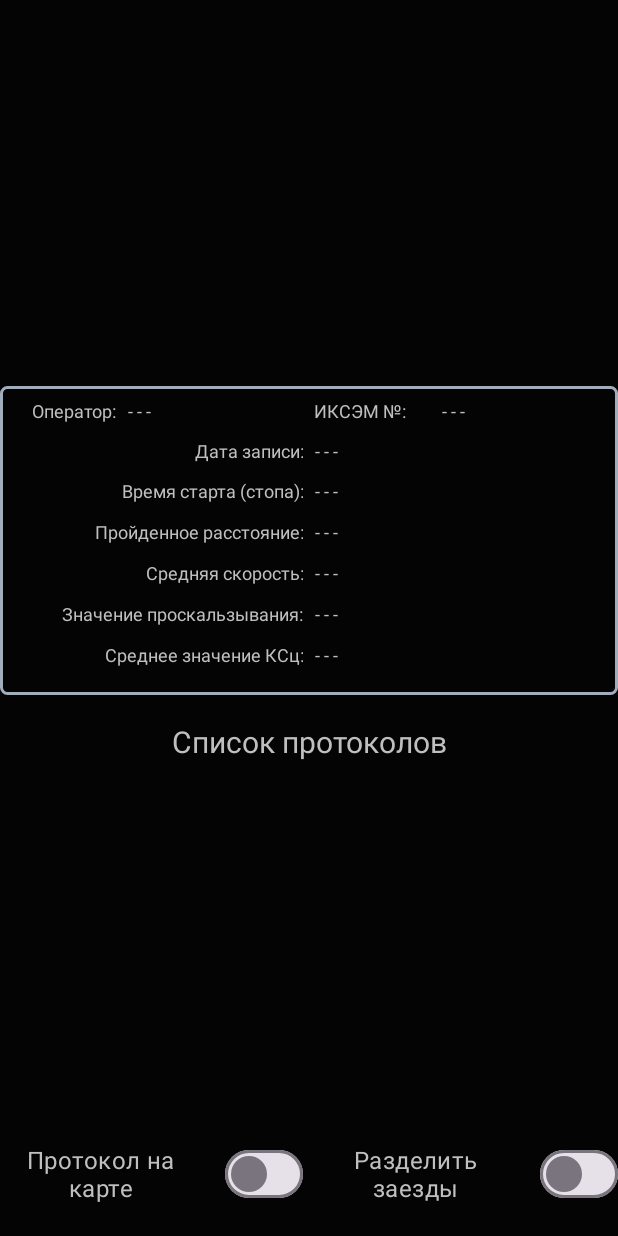
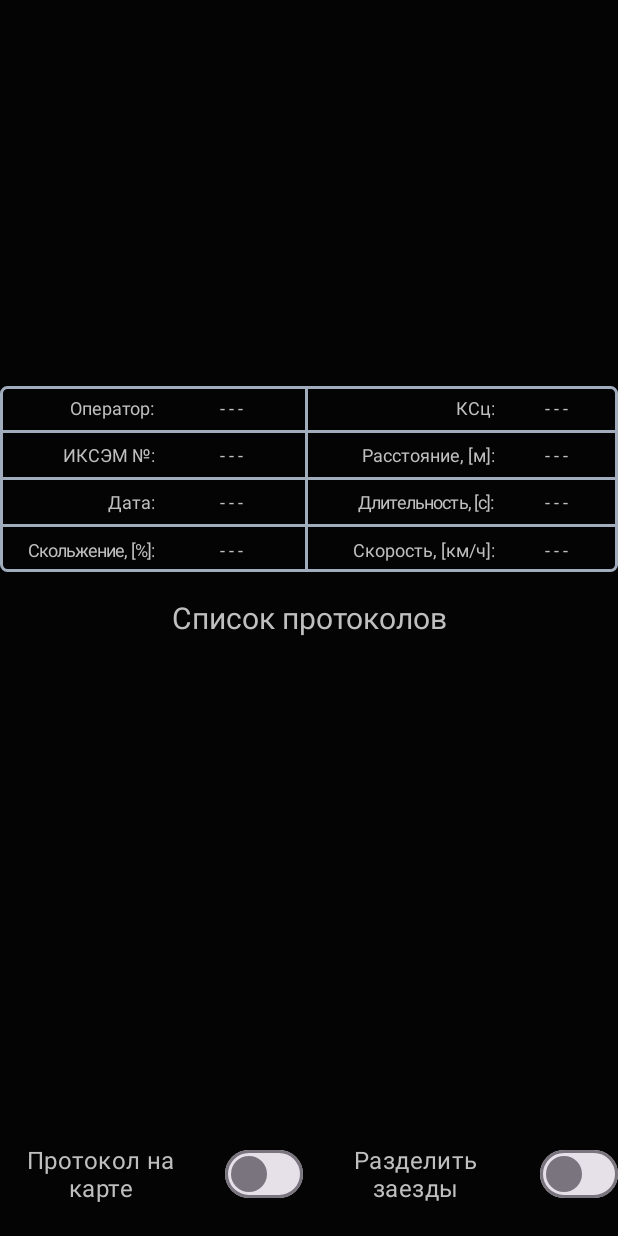
Before and after one commit to mkopichev/iksem_new, an Android app: the fragment ProtocolsFragment shown on its own in the app's theme, on a phone screen of 412 x 824 dp. Run offline under Robolectric (Android 15) with nearby library versions, the phone set to English and light mode, and no system bars.

Commit message:
style issue is under fixing

```diff
--- a/iksem_software/app/src/main/AndroidManifest.xml
+++ b/iksem_software/app/src/main/AndroidManifest.xml
@@ -15,9 +15,8 @@
         <activity
             android:name=".MainActivity"
             android:exported="true"
-            android:label="@string/app_name"
             android:screenOrientation="portrait"
-            tools:ignore="LockedOrientationActivity,RedundantLabel">
+            tools:ignore="LockedOrientationActivity">
             <intent-filter>
                 <action android:name="android.intent.action.MAIN" />
 
@@ -27,7 +26,7 @@
         <activity
             android:name=".CalibrationActivity"
             android:screenOrientation="portrait"
-            tools:ignore="LockedOrientationActivity,RedundantLabel" />
+            tools:ignore="LockedOrientationActivity" />
     </application>
 
 </manifest>
--- a/iksem_software/app/src/main/java/com/iksem/MainActivity.java
+++ b/iksem_software/app/src/main/java/com/iksem/MainActivity.java
@@ -4,6 +4,7 @@ import static com.iksem.R.id.navigation_map;
 
 import android.annotation.SuppressLint;
 import android.os.Bundle;
+import android.widget.Button;
 
 import androidx.appcompat.app.AppCompatActivity;
 import androidx.viewpager2.widget.ViewPager2;
--- /dev/null
+++ b/iksem_software/app/src/main/res/drawable/button_icon.xml
@@ -0,0 +1,4 @@
+<?xml version="1.0" encoding="utf-8"?>
+<selector xmlns:android="http://schemas.android.com/apk/res/android">
+    <item android:color="@color/background_text_disabled" android:state_enabled="false" />
+</selector>
--- /dev/null
+++ b/iksem_software/app/src/main/res/drawable/button_text.xml
@@ -0,0 +1,5 @@
+<?xml version="1.0" encoding="utf-8"?>
+<selector xmlns:android="http://schemas.android.com/apk/res/android">
+    <item android:color="@color/background_text" android:state_enabled="true" />
+    <item android:color="@color/background_text_disabled" android:state_enabled="false" />
+</selector>
--- a/iksem_software/app/src/main/res/layout/activity_calibration.xml
+++ b/iksem_software/app/src/main/res/layout/activity_calibration.xml
@@ -16,7 +16,7 @@
             android:layout_width="match_parent"
             android:layout_height="?attr/actionBarSize"
             android:background="@color/background_over"
-            app:navigationIcon="@drawable/ic_back"
+            app:navigationIcon="@drawable/ic_close"
             app:navigationIconTint="@color/background_text"
             app:title="@string/title_calibration"
             app:titleTextColor="@color/background_text" />
--- a/iksem_software/app/src/main/res/layout/fragment_protocols.xml
+++ b/iksem_software/app/src/main/res/layout/fragment_protocols.xml
@@ -36,12 +36,12 @@
         android:layout_width="match_parent"
         android:layout_height="0dp"
         android:background="@drawable/rounded_box_framed"
+        android:padding="0dp"
         android:gravity="center"
-        android:paddingHorizontal="0dp"
         app:layout_constrainedHeight="true"
         app:layout_constraintBottom_toTopOf="@+id/protocols_list_title"
         app:layout_constraintEnd_toEndOf="parent"
-        app:layout_constraintHeight_percent="0.25"
+        app:layout_constraintHeight_percent="0.15"
         app:layout_constraintStart_toStartOf="parent"
         app:layout_constraintTop_toBottomOf="@id/protocols_plot_area">
 
@@ -53,9 +53,9 @@
             <TextView
                 style="@style/header_text_3"
                 android:layout_width="0dp"
-                android:layout_height="wrap_content"
-                android:layout_marginEnd="4dp"
-                android:layout_weight="0.4"
+                android:layout_height="match_parent"
+                android:layout_weight="0.5"
+                android:background="@drawable/box_b_side_framed"
                 android:gravity="center_vertical|end"
                 android:text="@string/protocols_info_operator" />
 
@@ -63,29 +63,31 @@
                 android:id="@+id/protocols_info_area_operator"
                 style="@style/header_text_3"
                 android:layout_width="0dp"
-                android:layout_height="wrap_content"
-                android:layout_marginHorizontal="4dp"
-                android:layout_weight="0.6"
-                android:gravity="center_vertical|start"
+                android:layout_height="match_parent"
+                android:layout_weight="0.5"
+                android:background="@drawable/box_br_side_framed"
+                android:gravity="center"
+                android:paddingHorizontal="@dimen/activity_horizontal_margin"
                 android:text="@string/unknown_value" />
 
             <TextView
                 style="@style/header_text_3"
                 android:layout_width="0dp"
-                android:layout_height="wrap_content"
-                android:layout_marginHorizontal="4dp"
-                android:layout_weight="0.4"
-                android:gravity="center_vertical|start"
-                android:text="@string/protocols_info_iksem_number" />
+                android:layout_height="match_parent"
+                android:layout_weight="0.6"
+                android:background="@drawable/box_b_side_framed"
+                android:gravity="center_vertical|end"
+                android:text="@string/protocols_info_average_friction" />
 
             <TextView
-                android:id="@+id/protocols_info_area_iksem_number"
+                android:id="@+id/protocols_info_area_average_friction"
                 style="@style/header_text_3"
                 android:layout_width="0dp"
-                android:layout_height="wrap_content"
-                android:layout_marginStart="4dp"
-                android:layout_weight="0.6"
-                android:gravity="center_vertical|start"
+                android:layout_height="match_parent"
+                android:layout_weight="0.4"
+                android:background="@drawable/box_b_side_framed"
+                android:gravity="center"
+                android:paddingHorizontal="@dimen/activity_horizontal_margin"
                 android:text="@string/unknown_value" />
 
         </TableRow>
@@ -98,20 +100,41 @@
             <TextView
                 style="@style/header_text_3"
                 android:layout_width="0dp"
-                android:layout_height="wrap_content"
-                android:layout_marginEnd="4dp"
+                android:layout_height="match_parent"
                 android:layout_weight="0.5"
+                android:background="@drawable/box_b_side_framed"
                 android:gravity="center_vertical|end"
-                android:text="@string/protocols_info_date" />
+                android:text="@string/protocols_info_iksem_number" />
 
             <TextView
-                android:id="@+id/protocols_info_area_date"
+                android:id="@+id/protocols_info_area_iksem_number"
                 style="@style/header_text_3"
                 android:layout_width="0dp"
-                android:layout_height="wrap_content"
-                android:layout_marginStart="4dp"
+                android:layout_height="match_parent"
                 android:layout_weight="0.5"
-                android:gravity="center_vertical|start"
+                android:background="@drawable/box_br_side_framed"
+                android:gravity="center"
+                android:paddingHorizontal="@dimen/activity_horizontal_margin"
+                android:text="@string/unknown_value" />
+
+            <TextView
+                style="@style/header_text_3"
+                android:layout_width="0dp"
+                android:layout_height="match_parent"
+                android:layout_weight="0.6"
+                android:background="@drawable/box_b_side_framed"
+                android:gravity="center_vertical|end"
+                android:text="@string/protocols_info_distance" />
+
+            <TextView
+                android:id="@+id/protocols_info_area_distance"
+                style="@style/header_text_3"
+                android:layout_width="0dp"
+                android:layout_height="match_parent"
+                android:layout_weight="0.4"
+                android:background="@drawable/box_b_side_framed"
+                android:gravity="center"
+                android:paddingHorizontal="@dimen/activity_horizontal_margin"
                 android:text="@string/unknown_value" />
 
         </TableRow>
@@ -124,20 +147,42 @@
             <TextView
                 style="@style/header_text_3"
                 android:layout_width="0dp"
-                android:layout_height="wrap_content"
-                android:layout_marginEnd="4dp"
+                android:layout_height="match_parent"
                 android:layout_weight="0.5"
+                android:background="@drawable/box_b_side_framed"
                 android:gravity="center_vertical|end"
+                android:text="@string/protocols_info_date" />
+
+            <TextView
+                android:id="@+id/protocols_info_area_date"
+                style="@style/header_text_3"
+                android:layout_width="0dp"
+                android:layout_height="match_parent"
+                android:layout_weight="0.5"
+                android:background="@drawable/box_br_side_framed"
+                android:gravity="center"
+                android:paddingHorizontal="@dimen/activity_horizontal_margin"
+                android:text="@string/unknown_value" />
+
+            <TextView
+                style="@style/header_text_3"
+                android:layout_width="0dp"
+                android:layout_height="match_parent"
+                android:layout_weight="0.6"
+                android:background="@drawable/box_b_side_framed"
+                android:gravity="center_vertical|end"
+                android:letterSpacing="-0.05"
                 android:text="@string/protocols_info_time" />
 
             <TextView
                 android:id="@+id/protocols_info_area_time"
                 style="@style/header_text_3"
                 android:layout_width="0dp"
-                android:layout_height="wrap_content"
-                android:layout_marginStart="4dp"
-                android:layout_weight="0.5"
-                android:gravity="center_vertical|start"
+                android:layout_height="match_parent"
+                android:layout_weight="0.4"
+                android:background="@drawable/box_b_side_framed"
+                android:gravity="center"
+                android:paddingHorizontal="@dimen/activity_horizontal_margin"
                 android:text="@string/unknown_value" />
 
         </TableRow>
@@ -150,35 +195,28 @@
             <TextView
                 style="@style/header_text_3"
                 android:layout_width="0dp"
-                android:layout_height="wrap_content"
-                android:layout_marginEnd="4dp"
+                android:layout_height="match_parent"
                 android:layout_weight="0.5"
                 android:gravity="center_vertical|end"
-                android:text="@string/protocols_info_distance" />
+                android:letterSpacing="-0.05"
+                android:text="@string/protocols_info_slip_ratio" />
 
             <TextView
-                android:id="@+id/protocols_info_area_distance"
+                android:id="@+id/protocols_info_area_slip_ratio"
                 style="@style/header_text_3"
                 android:layout_width="0dp"
-                android:layout_height="wrap_content"
-                android:layout_marginStart="4dp"
+                android:layout_height="match_parent"
                 android:layout_weight="0.5"
-                android:gravity="center_vertical|start"
+                android:background="@drawable/box_r_side_framed"
+                android:gravity="center"
+                android:paddingHorizontal="@dimen/activity_horizontal_margin"
                 android:text="@string/unknown_value" />
-
-        </TableRow>
-
-        <TableRow
-            android:layout_width="match_parent"
-            android:layout_height="0dp"
-            android:layout_weight="1">
 
             <TextView
                 style="@style/header_text_3"
                 android:layout_width="0dp"
-                android:layout_height="wrap_content"
-                android:layout_marginEnd="4dp"
-                android:layout_weight="0.5"
+                android:layout_height="match_parent"
+                android:layout_weight="0.6"
                 android:gravity="center_vertical|end"
                 android:text="@string/protocols_info_average_velocity" />
 
@@ -186,62 +224,10 @@
                 android:id="@+id/protocols_info_area_average_velocity"
                 style="@style/header_text_3"
                 android:layout_width="0dp"
-                android:layout_height="wrap_content"
-                android:layout_marginStart="4dp"
-                android:layout_weight="0.5"
-                android:gravity="center_vertical|start"
-                android:text="@string/unknown_value" />
-
-        </TableRow>
-
-        <TableRow
-            android:layout_width="match_parent"
-            android:layout_height="0dp"
-            android:layout_weight="1">
-
-            <TextView
-                style="@style/header_text_3"
-                android:layout_width="0dp"
-                android:layout_height="wrap_content"
-                android:layout_marginEnd="4dp"
-                android:layout_weight="0.5"
-                android:gravity="center_vertical|end"
-                android:text="@string/protocols_info_slip_ratio" />
-
-            <TextView
-                android:id="@+id/protocols_info_area_slip_ratio"
-                style="@style/header_text_3"
-                android:layout_width="0dp"
-                android:layout_height="wrap_content"
-                android:layout_marginStart="4dp"
-                android:layout_weight="0.5"
-                android:gravity="center_vertical|start"
-                android:text="@string/unknown_value" />
-
-        </TableRow>
-
-        <TableRow
-            android:layout_width="match_parent"
-            android:layout_height="0dp"
-            android:layout_weight="1">
-
-            <TextView
-                style="@style/header_text_3"
-                android:layout_width="0dp"
-                android:layout_height="wrap_content"
-                android:layout_marginEnd="4dp"
-                android:layout_weight="0.5"
-                android:gravity="center_vertical|end"
-                android:text="@string/protocols_info_average_friction" />
-
-            <TextView
-                android:id="@+id/protocols_info_area_average_friction"
-                style="@style/header_text_3"
-                android:layout_width="0dp"
-                android:layout_height="wrap_content"
-                android:layout_marginStart="4dp"
-                android:layout_weight="0.5"
-                android:gravity="center_vertical|start"
+                android:layout_height="match_parent"
+                android:layout_weight="0.4"
+                android:gravity="center"
+                android:paddingHorizontal="@dimen/activity_horizontal_margin"
                 android:text="@string/unknown_value" />
 
         </TableRow>
@@ -270,7 +256,7 @@
         app:layout_constrainedHeight="true"
         app:layout_constraintBottom_toTopOf="@id/protocols_switches_area"
         app:layout_constraintEnd_toEndOf="parent"
-        app:layout_constraintHeight_percent="0.25"
+        app:layout_constraintHeight_percent="0.35"
         app:layout_constraintStart_toStartOf="parent"
         app:layout_constraintTop_toBottomOf="@id/protocols_list_title" />
 
--- a/iksem_software/app/src/main/res/layout/fragment_settings.xml
+++ b/iksem_software/app/src/main/res/layout/fragment_settings.xml
@@ -203,21 +203,23 @@
 
         <com.google.android.material.button.MaterialButton
             android:id="@+id/settings_calibration_button"
-            style="@style/button_disabled"
+            style="@style/button_general"
             android:layout_width="0dp"
             android:layout_height="wrap_content"
             android:layout_marginEnd="4dp"
             android:layout_weight="0.5"
+            android:enabled="false"
             android:text="@string/settings_calibration_button"
             app:icon="@drawable/ic_calibration" />
 
         <com.google.android.material.button.MaterialButton
             android:id="@+id/settings_save_button"
-            style="@style/button_disabled"
+            style="@style/button_green"
             android:layout_width="0dp"
             android:layout_height="wrap_content"
             android:layout_marginStart="4dp"
             android:layout_weight="0.5"
+            android:enabled="false"
             android:text="@string/save_button"
             app:icon="@drawable/ic_check" />
 
--- a/iksem_software/app/src/main/res/values/strings.xml
+++ b/iksem_software/app/src/main/res/values/strings.xml
@@ -18,7 +18,7 @@
     <string name="settings_operator_hint">Имя оператора</string>
     <string name="settings_measuring_wheel_hint">Радиус измерительного колеса</string>
     <string name="settings_transport_wheel_hint">Радиус транспортных колёс</string>
-    <string name="settings_slip_ratio_hint">Проскальзывание</string>
+    <string name="settings_slip_ratio_hint">Скольжение</string>
     <string name="settings_password_helper">Введите пароль</string>
     <string name="settings_password_warning">Для доступа к настройкам и калибровке введите пароль</string>
     <string name="save_button">Принять</string>
@@ -47,20 +47,19 @@
     <string name="home_indicators_area_75" translatable="false">75</string>
     <string name="home_indicators_area_100" translatable="false">100</string>
     <string name="home_indicators_area_150" translatable="false">150</string>
-    <string name="home_info_box_battery_level">Заряд:</string>
-    <string name="protocols_info_date">Дата записи:</string>
+    <string name="home_info_box_battery_level">Заряд, [%]:</string>
+    <string name="protocols_info_date">Дата:</string>
     <string name="protocols_info_iksem_number">ИКСЭМ №:</string>
-    <string name="protocols_info_time">Время старта (стопа):</string>
-    <string name="protocols_info_average_friction">Среднее значение КСц:</string>
-    <string name="protocols_info_average_velocity">Средняя скорость:</string>
-    <string name="protocols_info_slip_ratio">Значение проскальзывания:</string>
-    <string name="protocols_info_distance">Пройденное расстояние:</string>
+    <string name="protocols_info_time">Длительность, [c]:</string>
+    <string name="protocols_info_average_friction">КСц:</string>
+    <string name="protocols_info_average_velocity">Скорость, [км/ч]:</string>
+    <string name="protocols_info_slip_ratio">Скольжение, [%]:</string>
+    <string name="protocols_info_distance">Расстояние, [м]:</string>
     <string name="protocols_info_operator">Оператор:</string>
     <string name="protocols_map_view">Протокол на карте</string>
     <string name="protocols_split_both_ways_protocol">Разделить заезды</string>
     <string name="calibration_reset">Сбросить</string>
     <string name="calibration_next_step">Далее</string>
-    <string name="calibration_load_current_calibration">Загрузить с измерителя</string>
     <string name="calibration_load_10_kg">Нагрузите 10 кг и нажмите кнопку \"Далее\"</string>
     <string name="calibration_enter_vertical_load">Введите значение вертикальной нагрузки в поле \"Вес\" и нажмите кнопку \"Далее\"</string>
     <string name="calibration_load_20_kg">Нагрузите 20 кг и нажмите кнопку \"Далее\"</string>
@@ -70,9 +69,9 @@
     <string name="calibration_unload_20_kg">Разгрузите до 20 кг и нажмите \"Далее\"</string>
     <string name="calibration_unload_10_kg">Разгрузите до 10 кг и нажмите \"Далее\"</string>
     <string name="calibration_finished_accept_or_decline">Калибровка завершена - примите или сбросьте результаты</string>
-    <string name="calibration_moment">Момент</string>
+    <string name="calibration_moment">Момент:</string>
     <string name="calibration_weight">Вес</string>
-    <string name="calibration_friction_coef">Ксц</string>
+    <string name="calibration_friction_coef">КCц:</string>
     <string name="calibration_input_weight">Введите вес</string>
     <string name="protocols_list_title">Список протоколов</string>
     <string name="calibration_table_title">Таблица калибровки</string>
```
Also changed, not shown: iksem_software/app/src/main/java/com/iksem/CalibrationActivity.java (+12 -1 lines), iksem_software/app/src/main/res/drawable/ic_erase.xml (+5 -5 lines), iksem_software/app/src/main/res/drawable/ic_erase_disabled.xml (added, +10 -0 lines), iksem_software/app/src/main/res/drawable/ic_erase_enabled.xml (added, +10 -0 lines), iksem_software/app/src/main/res/layout/fragment_calibration.xml (+25 -19 lines), iksem_software/app/src/main/res/layout/fragment_home.xml (+17 -13 lines), iksem_software/app/src/main/res/values/themes.xml (+4 -20 lines), 1 other file.
